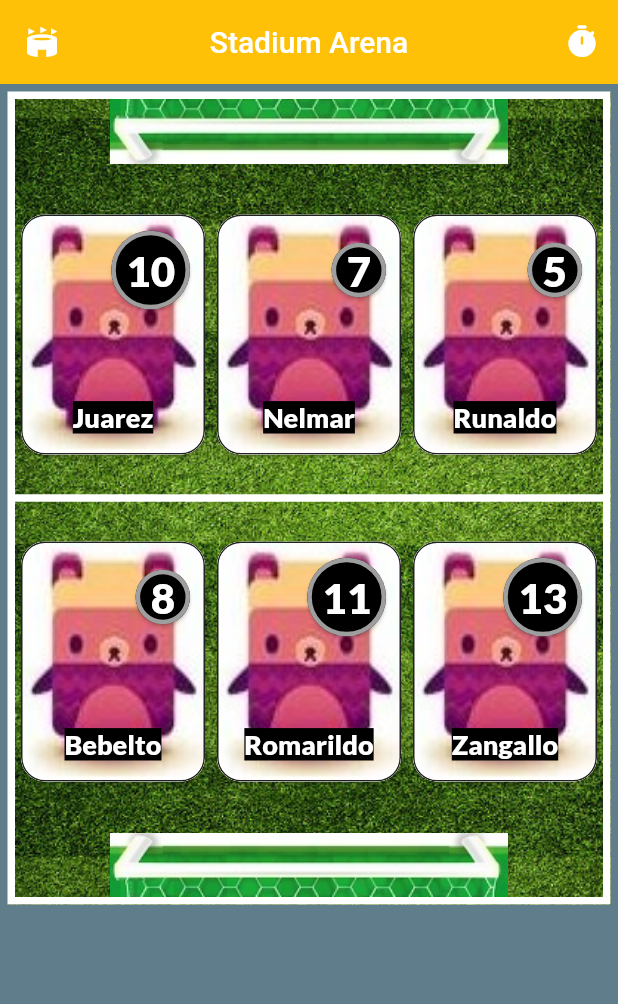
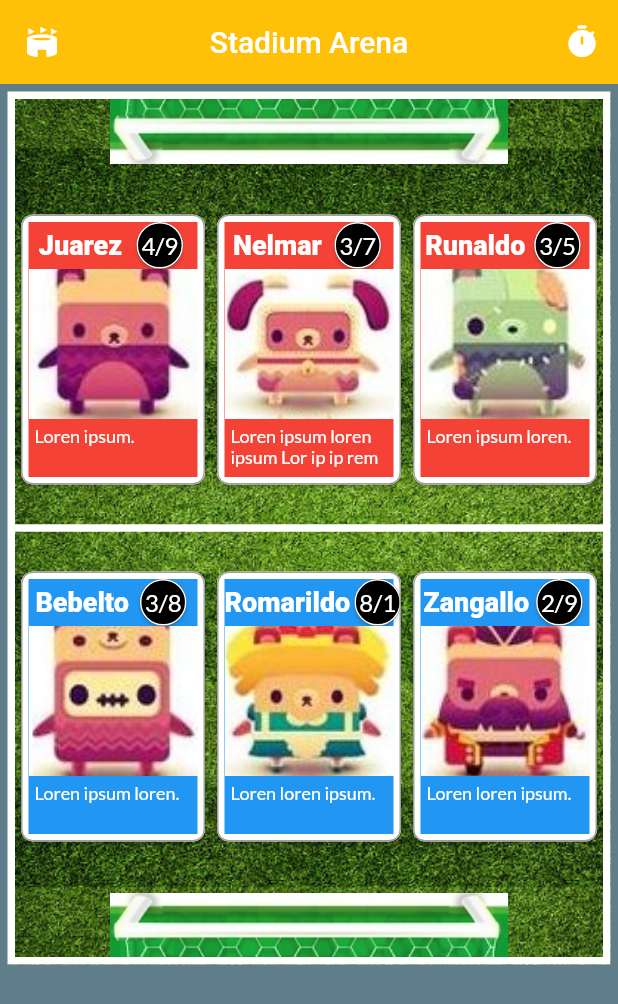
Before and after one commit to WellingtonMota/card_game_beta, a Flutter app: the screen it shows after launch, on a phone screen of 412 x 824 dp. Shown: the top 1004 px of the screen. Run offline on Flutter 3.47's test engine with Material 2 defaults, Android fonts, the light colour scheme and no system bars; drawn by our look-alikes of badges; our stand-ins replace google_fonts; Roboto replaces fonts that are missing (Wellfleet).

Commit message:
segundo commit

```diff
--- a/lib/components/card_component.dart
+++ b/lib/components/card_component.dart
@@ -6,13 +6,19 @@ class CardComponent extends StatelessWidget {
   const CardComponent({
     Key? key,
     required this.atack,
-    required this.playerName,
+    required this.defence,
+    required this.title,
+    required this.description,
     required this.picture,
+    required this.primaryColor,
   }) : super(key: key);
 
-  final String atack;
-  final String playerName;
+  final int atack;
+  final int defence;
+  final String title;
+  final String description;
   final String picture;
+  final Color primaryColor;
 
   @override
   Widget build(BuildContext context) {
@@ -21,11 +27,12 @@ class CardComponent extends StatelessWidget {
       elevation: 1,
       shape: const RoundedRectangleBorder(
         side: BorderSide(
-          color: Colors.black87,
+          color: Colors.grey,
         ),
-        borderRadius: BorderRadius.all(Radius.circular(16)),
+        borderRadius: BorderRadius.all(Radius.circular(8)),
       ),
       child: InkWell(
+        splashColor: Colors.blue.withAlpha(30),
         onTap: () {
           debugPrint('Card onTap.');
         },
@@ -33,59 +40,78 @@ class CardComponent extends StatelessWidget {
           debugPrint('Card onDoubleTap.');
         },
         child: SizedBox(
-          height: 160,
+          height: 180,
           child: Container(
-            decoration: const BoxDecoration(
-              image: DecorationImage(
-                image: AssetImage('assets/images/players/0.jpg'),
-                fit: BoxFit.fill,
-              ),
-            ),
-            child: Padding(
-              padding: const EdgeInsets.all(10.0),
+            margin: const EdgeInsets.all(5.0),
+            color: primaryColor,
             child: Column(
               children: [
                 Row(
-                    mainAxisAlignment: MainAxisAlignment.end,
+                  mainAxisAlignment: MainAxisAlignment.spaceEvenly,
                   children: [
+                    Text(
+                      title,
+                      style: GoogleFonts.wellfleet(
+                        textStyle: Theme.of(context).textTheme.displayMedium,
+                        color: Colors.white,
+                        fontWeight: FontWeight.w900,
+                        fontSize: 18.0,
+                      ),
+                    ),
                     Badge(
-                        padding: const EdgeInsets.all(10),
+                      padding: const EdgeInsets.all(6),
                       shape: BadgeShape.circle,
                       position: BadgePosition.center(),
                       borderRadius: BorderRadius.circular(100),
                       elevation: 1,
                       borderSide: const BorderSide(
-                          color: Colors.grey,
-                          width: 3,
+                        color: Colors.white,
+                        width: 1,
                       ),
                       badgeColor: Colors.black,
                       badgeContent: Text(
-                          atack,
+                        '$defence/$atack',
                         style: GoogleFonts.lato(
-                            textStyle:
-                                Theme.of(context).textTheme.displayMedium,
                           color: Colors.white,
-                            fontWeight: FontWeight.w900,
-                            fontSize: 28.0,
+                          fontWeight: FontWeight.w500,
+                          fontSize: 16.0,
                         ),
                       ),
                     ),
                   ],
                 ),
-                  const SizedBox(
-                    height: 60.0,
+                Row(
+                  children: [
+                    Expanded(
+                      child: Image.asset(
+                        'assets/images/players/$picture.jpg',
+                        fit: BoxFit.cover,
+                        height: 100.0,
+                      ),
+                    ),
+                  ],
                 ),
                 Row(
-                    mainAxisAlignment: MainAxisAlignment.spaceEvenly,
                   children: [
-                      Text(
-                        playerName,
+                    Expanded(
+                      child: Column(
+                        crossAxisAlignment: CrossAxisAlignment.start,
+                        children: [
+                          Padding(
+                            padding: const EdgeInsets.all(4.0),
+                            child: Text(
+                              description,
                               style: GoogleFonts.lato(
-                          textStyle: Theme.of(context).textTheme.displayMedium,
                                 color: Colors.white,
-                          fontWeight: FontWeight.w900,
-                          fontSize: 18.0,
-                          backgroundColor: Colors.black,
+                                fontWeight: FontWeight.w500,
+                                fontSize: 12.0,
+                              ),
+                              overflow: TextOverflow.visible,
+                              maxLines: 2,
+                              softWrap: true,
+                            ),
+                          ),
+                        ],
                       ),
                     ),
                   ],
@@ -95,7 +121,6 @@ class CardComponent extends StatelessWidget {
           ),
         ),
       ),
-      ),
     );
   }
 }
--- a/lib/screens/game_table/game_table_screen.dart
+++ b/lib/screens/game_table/game_table_screen.dart
@@ -79,22 +79,31 @@ class _GameTableScreenState extends State<GameTableScreen> {
                   Expanded(
                     child: CardComponent(
                       picture: '0',
-                      playerName: 'Juarez',
-                      atack: '10',
+                      title: 'Juarez',
+                      description: 'Loren ipsum.',
+                      defence: 4,
+                      atack: 9,
+                      primaryColor: Colors.red,
                     ),
                   ),
                   Expanded(
                     child: CardComponent(
                       picture: '1',
-                      playerName: 'Nelmar',
-                      atack: '7',
+                      title: 'Nelmar',
+                      description: 'Loren ipsum loren ipsum Lor ip ip rem ore.',
+                      defence: 3,
+                      atack: 7,
+                      primaryColor: Colors.red,
                     ),
                   ),
                   Expanded(
                     child: CardComponent(
                       picture: '2',
-                      playerName: 'Runaldo',
-                      atack: '5',
+                      title: 'Runaldo',
+                      description: 'Loren ipsum loren.',
+                      defence: 3,
+                      atack: 5,
+                      primaryColor: Colors.red,
                     ),
                   ),
                 ],
@@ -111,22 +120,31 @@ class _GameTableScreenState extends State<GameTableScreen> {
                   Expanded(
                     child: CardComponent(
                       picture: '10',
-                      playerName: 'Bebelto',
-                      atack: '8',
+                      title: 'Bebelto',
+                      description: 'Loren ipsum loren.',
+                      defence: 3,
+                      atack: 8,
+                      primaryColor: Colors.blue,
                     ),
                   ),
                   Expanded(
                     child: CardComponent(
                       picture: '20',
-                      playerName: 'Romarildo',
-                      atack: '11',
+                      title: 'Romarildo',
+                      description: 'Loren loren ipsum.',
+                      defence: 8,
+                      atack: 1,
+                      primaryColor: Colors.blue,
                     ),
                   ),
                   Expanded(
                     child: CardComponent(
                       picture: '30',
-                      playerName: 'Zangallo',
-                      atack: '13',
+                      title: 'Zangallo',
+                      description: 'Loren loren ipsum.',
+                      defence: 2,
+                      atack: 9,
+                      primaryColor: Colors.blue,
                     ),
                   ),
                 ],
```
Lines whose indentation alone changed are shown as unchanged.
